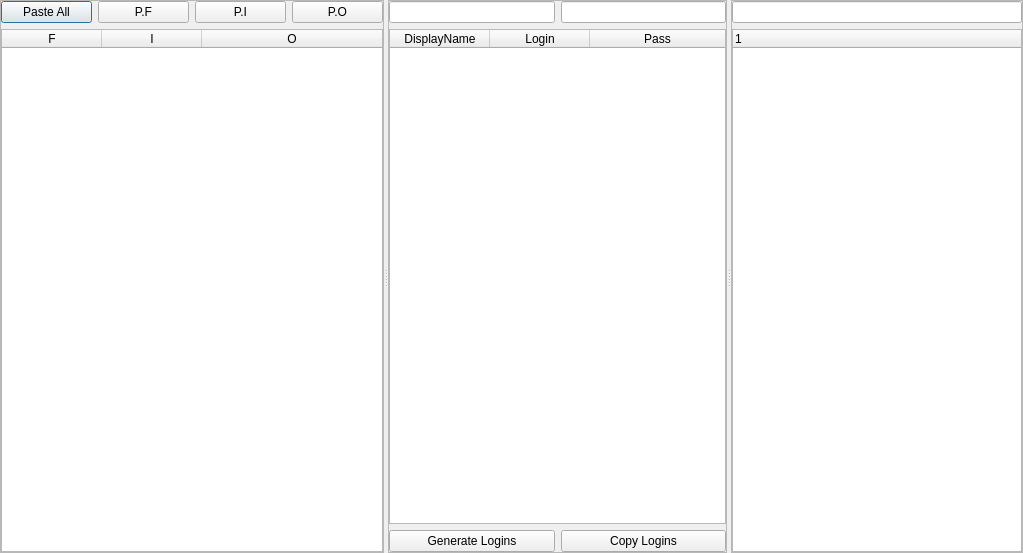
This is ui_files/main.ui in qiwichupa/RussianFIO2AD as Qt 5 draws it before an edit. The edited form follows.
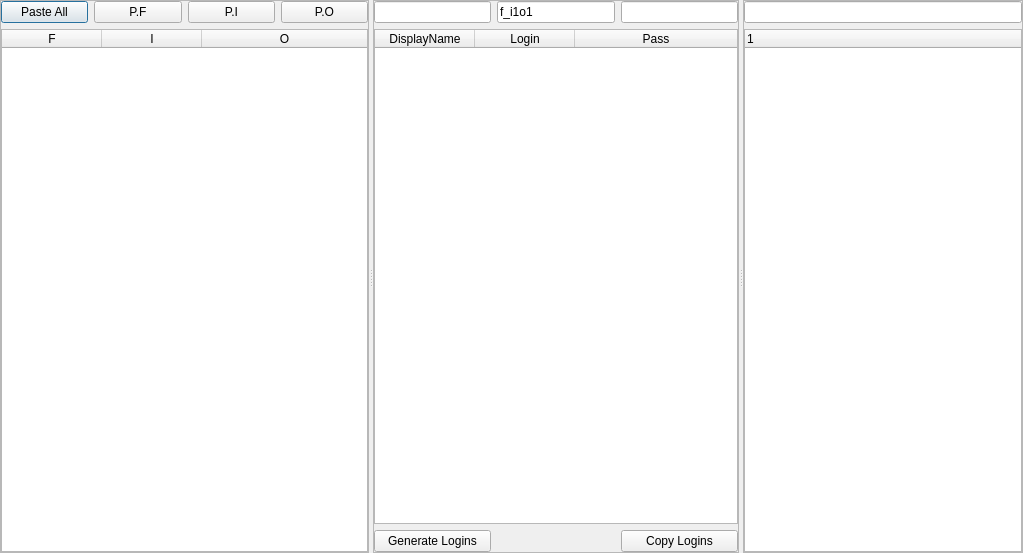
This is the edited form.

Commit message: login template

What changed in the file:
```diff
--- a/ui_files/main.ui
+++ b/ui_files/main.ui
@@ -87,6 +87,9 @@
             <property name="horizontalScrollMode">
              <enum>QAbstractItemView::ScrollPerPixel</enum>
             </property>
+            <property name="wordWrap">
+             <bool>false</bool>
+            </property>
             <attribute name="horizontalHeaderMinimumSectionSize">
              <number>16</number>
             </attribute>
@@ -166,7 +169,7 @@
             </property>
            </widget>
           </item>
-          <item row="2" column="2">
+          <item row="2" column="3">
            <widget class="QPushButton" name="copyLogins">
             <property name="text">
              <string>Copy Logins</string>
@@ -176,11 +179,14 @@
           <item row="0" column="1">
            <widget class="QLineEdit" name="loginPrefix"/>
           </item>
-          <item row="0" column="2">
+          <item row="0" column="3">
            <widget class="QLineEdit" name="passwordMask"/>
           </item>
-          <item row="1" column="1" colspan="2">
+          <item row="1" column="1" colspan="3">
            <widget class="QTableWidget" name="loginsTable">
+            <property name="wordWrap">
+             <bool>false</bool>
+            </property>
             <attribute name="horizontalHeaderMinimumSectionSize">
              <number>16</number>
             </attribute>
@@ -210,6 +216,13 @@
             </column>
            </widget>
           </item>
+          <item row="0" column="2">
+           <widget class="QLineEdit" name="loginTemplate">
+            <property name="text">
+             <string>f_i1o1</string>
+            </property>
+           </widget>
+          </item>
          </layout>
         </widget>
        </item>
```
Left out of the diff: 5 changed lines with no effect on the pictures. The commit also changes 2 other files.
